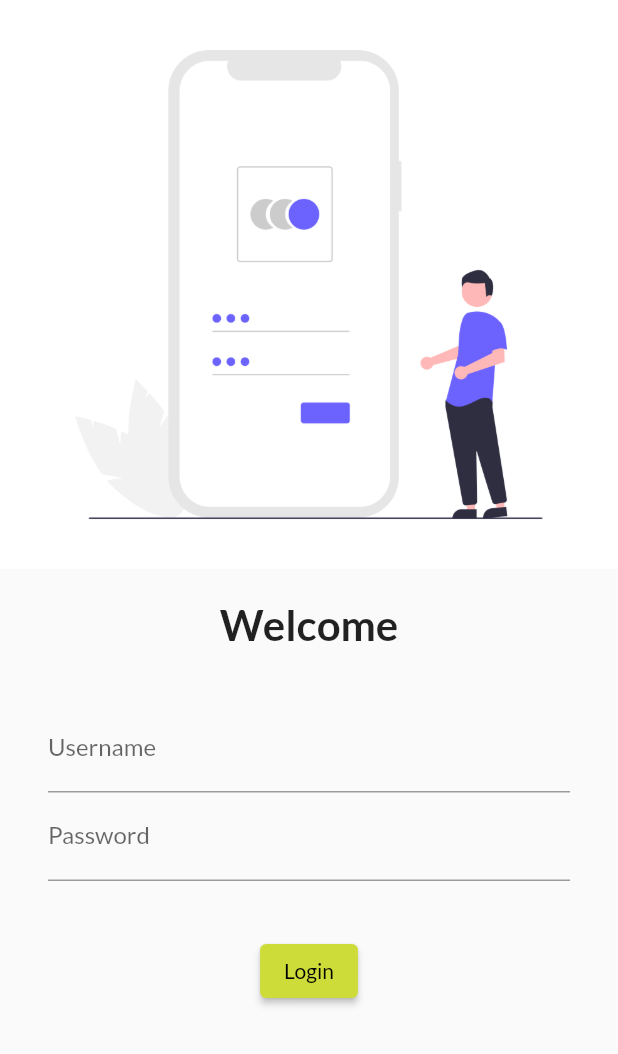
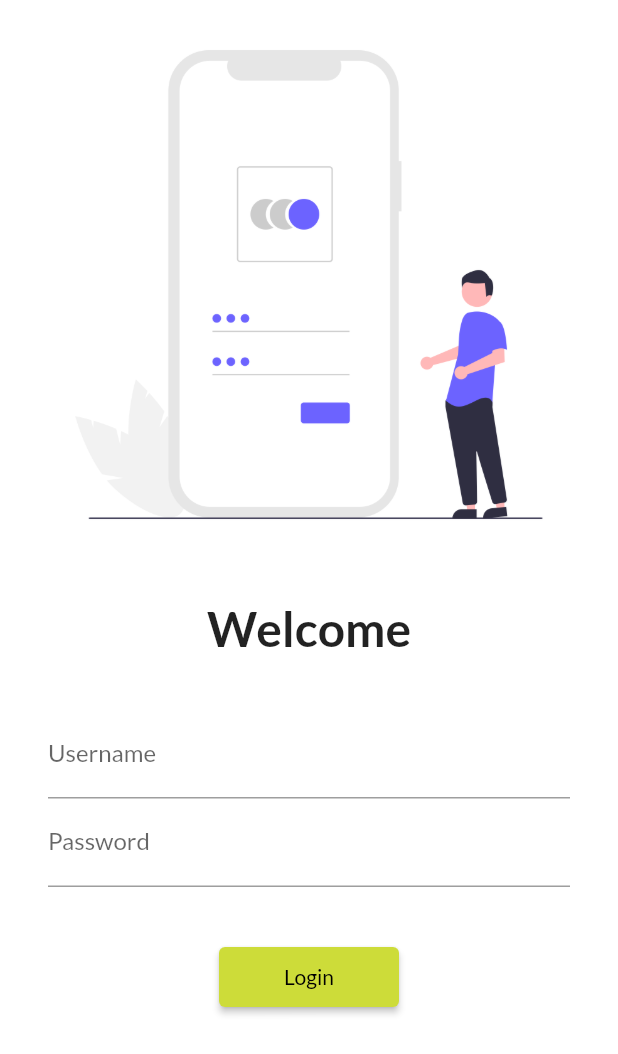
Before and after one commit to kdbagwe/30daysofflutter, a Flutter app: the screen it shows after launch, on a phone screen of 412 x 824 dp. Shown: the top 1054 px of the screen. Run offline on Flutter 3.47's test engine with Material 2 defaults, Android fonts, the phone set to English and light mode, and no system bars; our stand-ins replace google_fonts.

Commit message:
day 5 completed

```diff
--- a/lib/main.dart
+++ b/lib/main.dart
@@ -2,6 +2,7 @@ import 'package:flutter/material.dart';
 import 'package:flutter_catalog_1/pages/LoginPage.dart';
 import 'package:flutter_catalog_1/pages/home.dart';
 import 'package:google_fonts/google_fonts.dart';
+import 'package:flutter_catalog_1/utils/MyRoute.dart';
 
 void main() {
   runApp(MyApp());
@@ -24,8 +25,8 @@ class MyApp extends StatelessWidget {
       ),
       initialRoute: "/",
       routes: {
-        "/": (context) => LoginPage(),
-        "/home": (context) => Home()
+        MyRoute.loginPage: (context) => LoginPage(),
+        MyRoute.homePage: (context) => Home()
       },
     );
   }
--- a/lib/pages/LoginPage.dart
+++ b/lib/pages/LoginPage.dart
@@ -1,4 +1,5 @@
 import 'package:flutter/material.dart';
+import 'package:flutter_catalog_1/utils/MyRoute.dart';
 
 class LoginPage extends StatelessWidget {
 
@@ -6,16 +7,18 @@ class LoginPage extends StatelessWidget {
   Widget build(BuildContext context) {
 
     return Material(
+      color: Colors.white,
+      child: SingleChildScrollView(
         child: Column(
           children: [
             Image.asset(
               "assets/images/undraw_Access_account_re_8spm.png",
-            fit: BoxFit.contain,
+              fit: BoxFit.contain
             ),
             SizedBox(height: 20.0),
             Text("Welcome",
               style: TextStyle(
-              fontSize: 28,
+                fontSize: 32,
                 fontWeight: FontWeight.bold
               )
             ),
@@ -45,11 +48,15 @@ class LoginPage extends StatelessWidget {
             SizedBox(height: 20.0),
             ElevatedButton(
               onPressed: () {
-              print("Login btn pressed");
+                Navigator.pushNamed(context, MyRoute.homePage);
               },
               child: Text("Login"),
+              style: TextButton.styleFrom(
+                minimumSize: Size(120, 40)
+              ),
             )
           ]
+        )
       )
     );
   }
--- /dev/null
+++ b/lib/utils/MyRoute.dart
@@ -0,0 +1,4 @@
+class MyRoute {
+  static String loginPage = "/";
+  static String homePage = "/home";
+}
```
Lines whose indentation alone changed are shown as unchanged.
